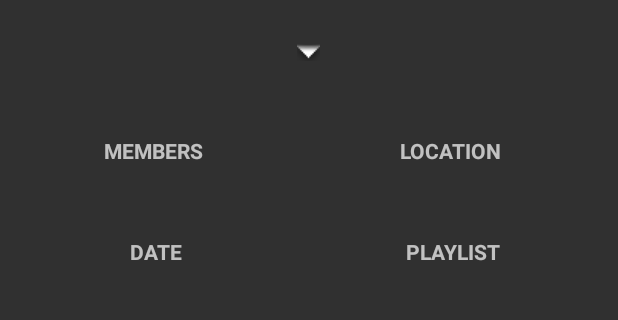
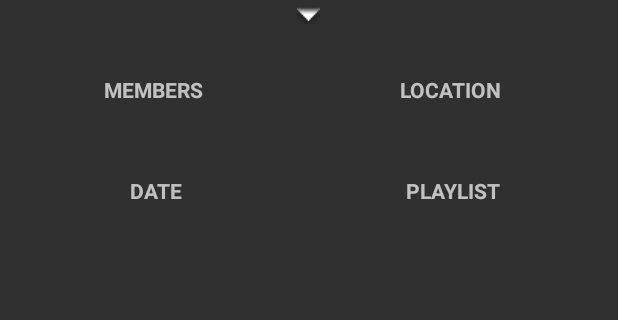
Before and after one commit to jorgebaralt/Phere, an Android app: the SelectedPhereMainActivity screen opened directly, with no data from a screen before it, on a phone screen of 412 x 824 dp, the part 300-620 px from its top. Run offline under Robolectric (Android 15) with nearby library versions, the light colour scheme and no system bars; our stand-ins replace Firebase (no records; nobody signed in at launch, a user with empty details on screens opened directly); libraries missing offline, so code that uses them is left out: com.firebase.ui; pictures from the network do not load; 5 statements that could not run were skipped.

Commit message:
Description toggle button change

```diff
--- a/Phere-Android/app/src/main/java/com/phereapp/phere/selected_phere/SelectedPhereMainActivity.java
+++ b/Phere-Android/app/src/main/java/com/phereapp/phere/selected_phere/SelectedPhereMainActivity.java
@@ -57,7 +57,6 @@ public class SelectedPhereMainActivity extends AppCompatActivity {
         mPhereDate.setText(selectedPhere.getPhereDate());
         //Sets the location of the phere
         mPhereLocation.setText(selectedPhere.getPhereLocation());
-
         //Makes the description text appear
         mToggleDescription.setOnClickListener(new View.OnClickListener() {
             @Override
--- a/Phere-Android/app/src/main/res/layout/activity_selected_phere_main.xml
+++ b/Phere-Android/app/src/main/res/layout/activity_selected_phere_main.xml
@@ -54,8 +54,8 @@
             <Button
                 android:id="@+id/btn_toggleDescription_selectedPhere"
                 style="@style/Widget.AppCompat.Button.Borderless"
-                android:layout_width="wrap_content"
-                android:layout_height="wrap_content"
+                android:layout_width="74dp"
+                android:layout_height="26dp"
                 android:layout_gravity="center"
                 android:drawableBottom="@drawable/arrow_down_float" />
 
@@ -63,7 +63,8 @@
                 android:id="@+id/txt_phere_description_selectedPhere"
                 android:layout_width="match_parent"
                 android:layout_height="0dp"
-                android:layout_margin="8dp"
+                android:layout_marginLeft="8dp"
+                android:layout_marginRight="8dp"
                 android:text="Lorem Ipsum is simply dummy text of the printing and typesetting industry. Lorem Ipsum has been the industry's standard dummy text ever sinc"
                 android:visibility="invisible" />
 
```
